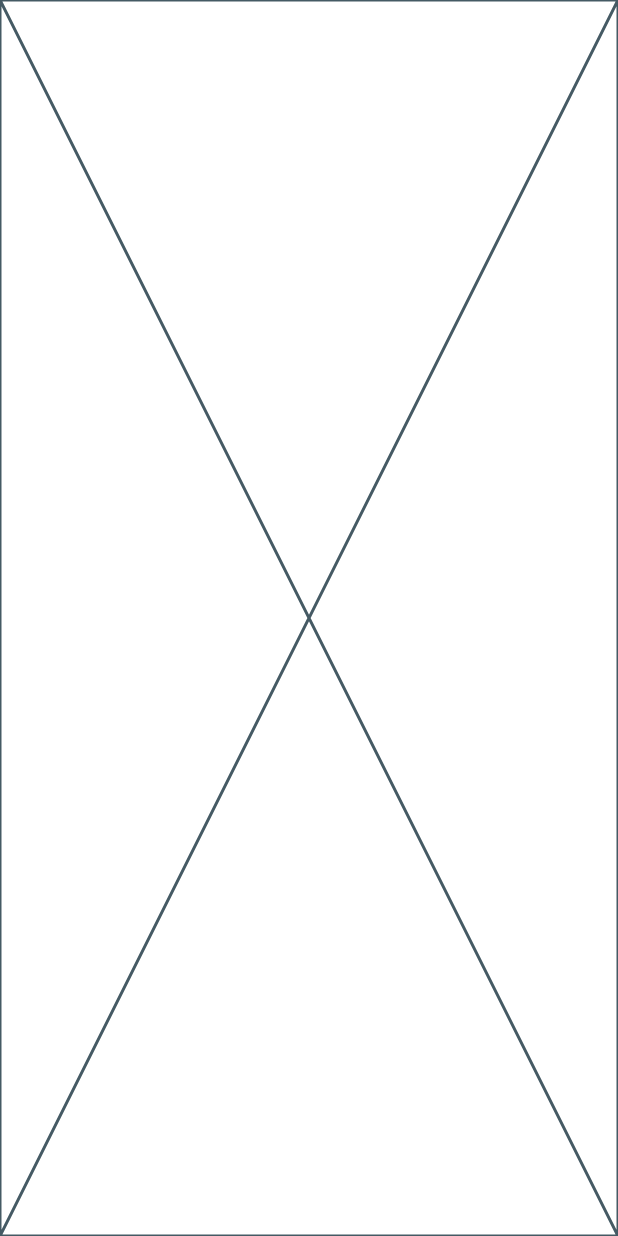
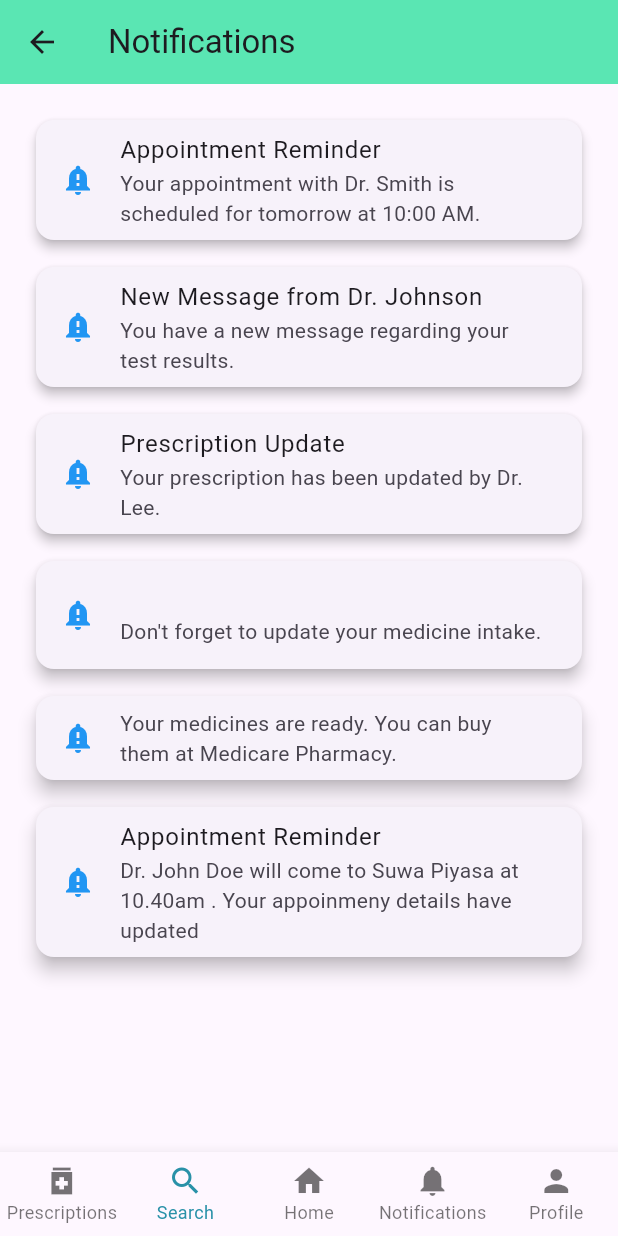
Before and after one commit to Madushansuriyabandara/Mediconnect, a Flutter app: the screen it shows after launch, item 4 of the bottom bar chosen, on a phone screen of 412 x 824 dp. Run offline on Flutter 3.47's test engine with Material 3 defaults, Android fonts, the phone set to English and light mode, and no system bars; our stand-ins replace qr_flutter.

Commit message:
Notifications page

```diff
--- a/lib/main.dart
+++ b/lib/main.dart
@@ -1,5 +1,5 @@
 import 'package:flutter/material.dart';
-import 'screens/patientScreens/homeScreen/home.dart';  // Import the home.dart file
+import 'screens/patientScreens/homeScreen/home.dart'; // Import the home.dart file
 
 void main() {
   runApp(const MyApp());
@@ -15,7 +15,9 @@ class MyApp extends StatelessWidget {
       theme: ThemeData(
         primarySwatch: Colors.blue,
       ),
-      home: const HomeScreen(), // Set the home screen to the HomeScreen widget
+      home: const HomeScreen(),
+      debugShowCheckedModeBanner:
+          false, // Set the home screen to the HomeScreen widget
     );
   }
 }
--- a/lib/screens/patientScreens/homeScreen/notification.dart
+++ b/lib/screens/patientScreens/homeScreen/notification.dart
@@ -1,10 +1,95 @@
 import 'package:flutter/material.dart';
+import 'package:mediconnect/themes/bottomNavBar/patientBottomNavBar.dart';
 
 class Notifications extends StatelessWidget {
-  const Notifications({super.key});
-
   @override
   Widget build(BuildContext context) {
-    return const Placeholder();
+    return Scaffold(
+      appBar: AppBar(
+        title: const Text("Notifications"),
+        backgroundColor: const Color.fromARGB(255, 90, 230, 179),
+      ),
+      body: ListView(
+        padding: const EdgeInsets.all(20.0),
+        children: [
+          // Notification 1
+          Card(
+            elevation: 3,
+            child: ListTile(
+              leading: Icon(Icons.notification_important, color: Colors.blue),
+              title: Text("Appointment Reminder"),
+              subtitle: Text(
+                  "Your appointment with Dr. Smith is scheduled for tomorrow at 10:00 AM."),
+            ),
+          ),
+          const SizedBox(height: 10),
+
+          // Notification 2
+          Card(
+            elevation: 3,
+            child: ListTile(
+              leading: Icon(Icons.notification_important, color: Colors.blue),
+              title: Text("New Message from Dr. Johnson"),
+              subtitle:
+                  Text("You have a new message regarding your test results."),
+            ),
+          ),
+          const SizedBox(height: 10),
+
+          // Notification 3
+          Card(
+            elevation: 3,
+            child: ListTile(
+              leading: Icon(Icons.notification_important, color: Colors.blue),
+              title: Text("Prescription Update"),
+              subtitle: Text("Your prescription has been updated by Dr. Lee."),
+            ),
+          ),
+
+          const SizedBox(height: 10),
+
+          // Notification 4
+          Card(
+            elevation: 4,
+            child: ListTile(
+              leading: Icon(Icons.notification_important, color: Colors.blue),
+              subtitle: Text("Don't forget to update your medicine intake."),
+            ),
+          ),
+
+          const SizedBox(height: 10),
+
+          // Notification 5
+          Card(
+            elevation: 5,
+            child: ListTile(
+              leading: Icon(Icons.notification_important, color: Colors.blue),
+              subtitle: Text(
+                  "Your medicines are ready. You can buy them at Medicare Pharmacy."),
+            ),
+          ),
+
+          const SizedBox(height: 10),
+
+          // Notification 5
+          Card(
+            elevation: 5,
+            child: ListTile(
+              leading: Icon(Icons.notification_important, color: Colors.blue),
+              title: Text("Appointment Reminder"),
+              subtitle: Text(
+                  "Dr. John Doe will come to Suwa Piyasa at 10.40am . Your appoinmeny details have updated"),
+            ),
+          ),
+        ],
+      ),
+      bottomNavigationBar: PatientBottomNavBar(
+        currentIndex: 1, // Index for the 'Search' tab
+        onTap: (index) {
+          // Implement onTap callback functionality here
+          // The switch-case in the PatientBottomNavBar will handle the navigation
+        },
+      ),
+    );
   }
 }
--- a/lib/screens/patientScreens/homeScreen/profile.dart
+++ b/lib/screens/patientScreens/homeScreen/profile.dart
@@ -1,8 +1,6 @@
 import 'package:flutter/material.dart';
 
 class Profile extends StatelessWidget {
-  const Profile({super.key});
-
   @override
   Widget build(BuildContext context) {
     return const Placeholder();
--- a/lib/screens/patientScreens/homeScreen/search_a_doctor.dart
+++ b/lib/screens/patientScreens/homeScreen/search_a_doctor.dart
@@ -1,4 +1,5 @@
 import 'package:flutter/material.dart';
+import 'package:mediconnect/themes/bottomNavBar/patientBottomNavBar.dart';
 
 class SearchDoctor extends StatelessWidget {
   final TextEditingController doctorNameController = TextEditingController();
@@ -12,12 +13,11 @@ class SearchDoctor extends StatelessWidget {
     return Scaffold(
       appBar: AppBar(
         title: const Text("Search for a Doctor"),
-        backgroundColor: Colors.lightBlueAccent,
+        backgroundColor: const Color.fromARGB(255, 90, 230, 179),
       ),
       body: Padding(
         padding: const EdgeInsets.all(20.0),
         child: Column(
-          crossAxisAlignment: CrossAxisAlignment.start,
           children: [
             // Search by Doctor Name
             TextField(
@@ -71,6 +71,9 @@ class SearchDoctor extends StatelessWidget {
             ),
             const SizedBox(height: 20),
 
+            // Spacer to push the Search button to the bottom
+            Spacer(),
+
             // Search Button
             Center(
               child: ElevatedButton(
@@ -83,6 +86,13 @@ class SearchDoctor extends StatelessWidget {
           ],
         ),
       ),
+      bottomNavigationBar: PatientBottomNavBar(
+        currentIndex: 1, // Index for the 'Search' tab
+        onTap: (index) {
+          // Implement onTap callback functionality here
+          // The switch-case in the PatientBottomNavBar will handle the navigation
+        },
+      ),
     );
   }
 }
```
